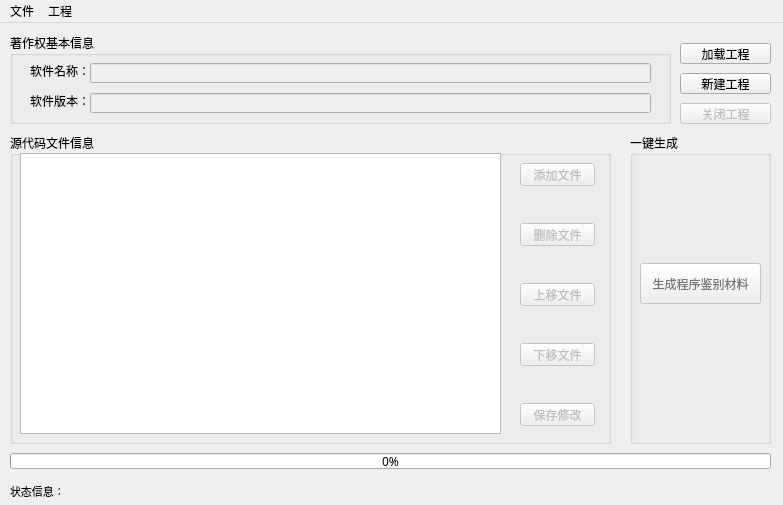
swx-opentech/SCRM-Generator, file ui_designer/main.ui: the form before one commit.
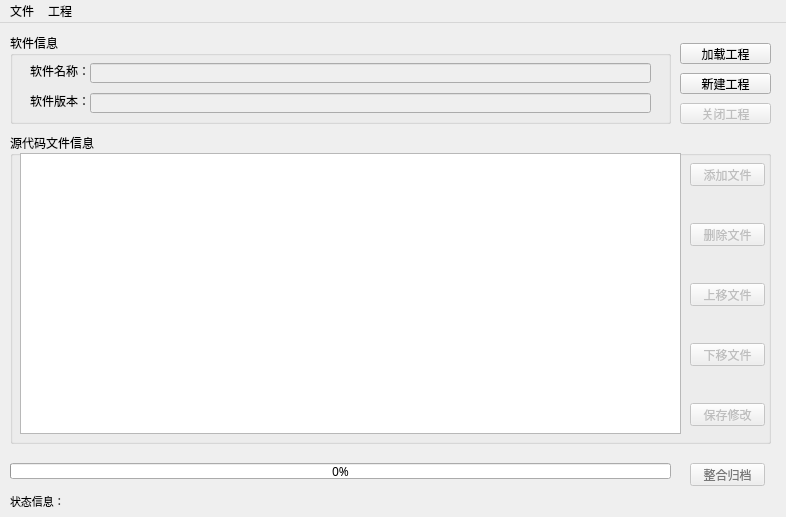
The form after the commit.

The edit to the form file:
```diff
--- a/ui_designer/main.ui
+++ b/ui_designer/main.ui
@@ -6,8 +6,8 @@
    <rect>
     <x>0</x>
     <y>0</y>
-    <width>783</width>
-    <height>505</height>
+    <width>786</width>
+    <height>517</height>
    </rect>
   </property>
   <property name="font">
@@ -35,7 +35,7 @@
      </font>
     </property>
     <property name="title">
-     <string>著作权基本信息</string>
+     <string>软件信息</string>
     </property>
     <widget class="QLabel" name="label">
      <property name="geometry">
@@ -101,7 +101,7 @@
      <rect>
       <x>10</x>
       <y>110</y>
-      <width>601</width>
+      <width>761</width>
       <height>311</height>
      </rect>
     </property>
@@ -119,7 +119,7 @@
       <rect>
        <x>10</x>
        <y>20</y>
-       <width>481</width>
+       <width>661</width>
        <height>281</height>
       </rect>
      </property>
@@ -135,7 +135,7 @@
      </property>
      <property name="geometry">
       <rect>
-       <x>510</x>
+       <x>680</x>
        <y>30</y>
        <width>75</width>
        <height>23</height>
@@ -151,7 +151,7 @@
      </property>
      <property name="geometry">
       <rect>
-       <x>510</x>
+       <x>680</x>
        <y>90</y>
        <width>75</width>
        <height>23</height>
@@ -167,7 +167,7 @@
      </property>
      <property name="geometry">
       <rect>
-       <x>510</x>
+       <x>680</x>
        <y>150</y>
        <width>75</width>
        <height>23</height>
@@ -183,7 +183,7 @@
      </property>
      <property name="geometry">
       <rect>
-       <x>510</x>
+       <x>680</x>
        <y>210</y>
        <width>75</width>
        <height>23</height>
@@ -199,7 +199,7 @@
      </property>
      <property name="geometry">
       <rect>
-       <x>510</x>
+       <x>680</x>
        <y>270</y>
        <width>75</width>
        <height>23</height>
@@ -279,83 +279,6 @@
      </property>
     </widget>
    </widget>
-   <widget class="QGroupBox" name="groupBox_3">
-    <property name="geometry">
-     <rect>
-      <x>630</x>
-      <y>110</y>
-      <width>141</width>
-      <height>311</height>
-     </rect>
-    </property>
-    <property name="font">
-     <font>
-      <family>微软雅黑</family>
-      <pointsize>9</pointsize>
-     </font>
-    </property>
-    <property name="title">
-     <string>一键生成</string>
-    </property>
-    <widget class="QPushButton" name="GenerateBtn">
-     <property name="enabled">
-      <bool>false</bool>
-     </property>
-     <property name="geometry">
-      <rect>
-       <x>10</x>
-       <y>130</y>
-       <width>121</width>
-       <height>41</height>
-      </rect>
-     </property>
-     <property name="palette">
-      <palette>
-       <active>
-        <colorrole role="ButtonText">
-         <brush brushstyle="SolidPattern">
-          <color alpha="255">
-           <red>255</red>
-           <green>0</green>
-           <blue>0</blue>
-          </color>
-         </brush>
-        </colorrole>
-       </active>
-       <inactive>
-        <colorrole role="ButtonText">
-         <brush brushstyle="SolidPattern">
-          <color alpha="255">
-           <red>255</red>
-           <green>0</green>
-           <blue>0</blue>
-          </color>
-         </brush>
-        </colorrole>
-       </inactive>
-       <disabled>
-        <colorrole role="ButtonText">
-         <brush brushstyle="SolidPattern">
-          <color alpha="255">
-           <red>120</red>
-           <green>120</green>
-           <blue>120</blue>
-          </color>
-         </brush>
-        </colorrole>
-       </disabled>
-      </palette>
-     </property>
-     <property name="font">
-      <font>
-       <family>微软雅黑</family>
-      </font>
-     </property>
-     <property name="text">
-      <string>生成程序鉴别材料</string>
-     </property>
-    </widget>
-   </widget>
    <widget class="QPushButton" name="LoadBtn">
     <property name="geometry">
      <rect>
@@ -402,8 +325,8 @@
     <property name="geometry">
      <rect>
       <x>10</x>
-      <y>430</y>
-      <width>761</width>
+      <y>440</y>
+      <width>661</width>
       <height>16</height>
      </rect>
     </property>
@@ -415,7 +338,7 @@
     <property name="geometry">
      <rect>
       <x>10</x>
-      <y>460</y>
+      <y>470</y>
       <width>761</width>
       <height>16</height>
      </rect>
@@ -429,13 +352,71 @@
      <string>状态信息：</string>
     </property>
    </widget>
+   <widget class="QPushButton" name="GenerateBtn">
+    <property name="enabled">
+     <bool>false</bool>
+    </property>
+    <property name="geometry">
+     <rect>
+      <x>690</x>
+      <y>440</y>
+      <width>75</width>
+      <height>23</height>
+     </rect>
+    </property>
+    <property name="palette">
+     <palette>
+      <active>
+       <colorrole role="ButtonText">
+        <brush brushstyle="SolidPattern">
+         <color alpha="255">
+          <red>255</red>
+          <green>0</green>
+          <blue>0</blue>
+         </color>
+        </brush>
+       </colorrole>
+      </active>
+      <inactive>
+       <colorrole role="ButtonText">
+        <brush brushstyle="SolidPattern">
+         <color alpha="255">
+          <red>255</red>
+          <green>0</green>
+          <blue>0</blue>
+         </color>
+        </brush>
+       </colorrole>
+      </inactive>
+      <disabled>
+       <colorrole role="ButtonText">
+        <brush brushstyle="SolidPattern">
+         <color alpha="255">
+          <red>120</red>
+          <green>120</green>
+          <blue>120</blue>
+         </color>
+        </brush>
+       </colorrole>
+      </disabled>
+     </palette>
+    </property>
+    <property name="font">
+     <font>
+      <family>微软雅黑</family>
+     </font>
+    </property>
+    <property name="text">
+     <string>整合归档</string>
+    </property>
+   </widget>
   </widget>
   <widget class="QMenuBar" name="menubar">
    <property name="geometry">
     <rect>
      <x>0</x>
      <y>0</y>
-     <width>783</width>
+     <width>786</width>
      <height>22</height>
     </rect>
    </property>
```
Left out of the diff: 2 changed lines with no effect on the pictures.
